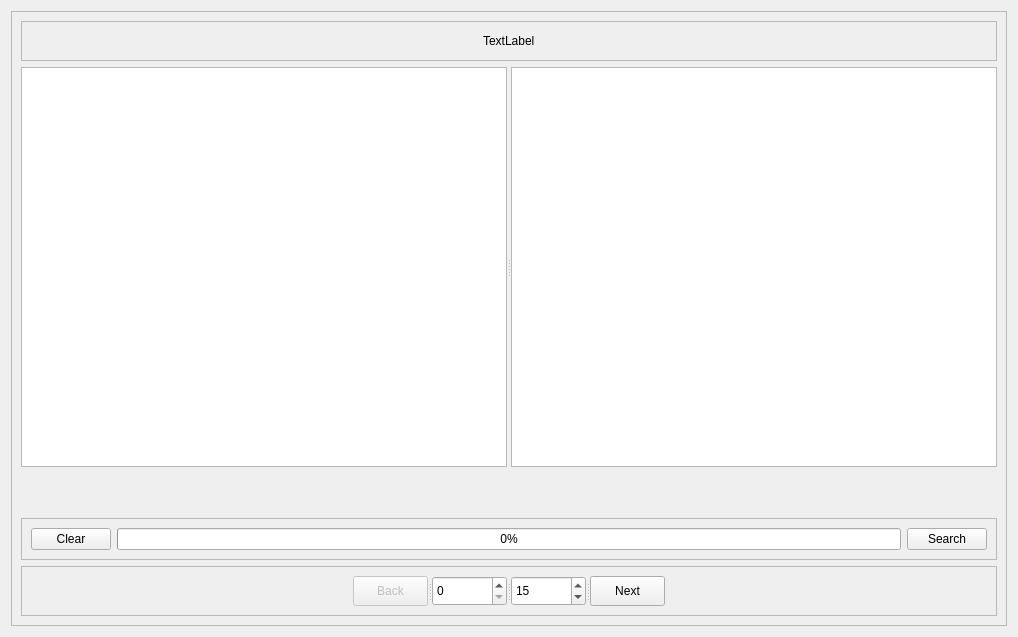
This is admin_client/client_gui/app/EditDB/forms/GenericWidget.ui in deskos-xp/SaffronServer as Qt 5 draws it before an edit. The edited form follows.
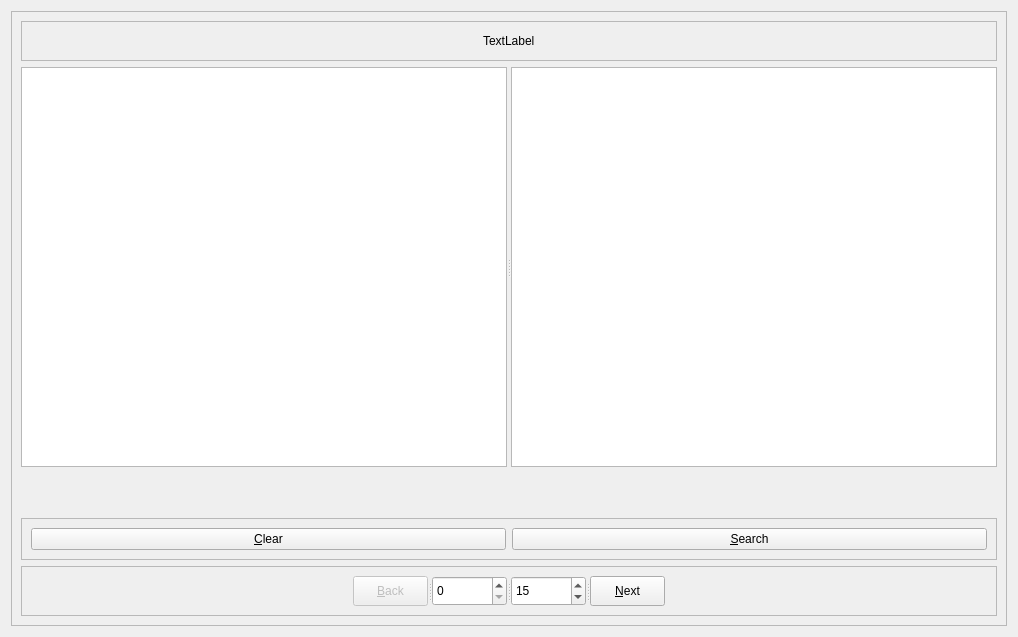
This is the edited form.

What changed in the file:
```diff
--- a/admin_client/client_gui/app/EditDB/forms/GenericWidget.ui
+++ b/admin_client/client_gui/app/EditDB/forms/GenericWidget.ui
@@ -161,7 +161,7 @@
               <string>previous set of items</string>
              </property>
              <property name="text">
-              <string>Back</string>
+              <string>&amp;Back</string>
              </property>
             </widget>
             <widget class="QSpinBox" name="page">
@@ -212,7 +212,7 @@
               <string>next set of items</string>
              </property>
              <property name="text">
-              <string>Next</string>
+              <string>&amp;Next</string>
              </property>
             </widget>
            </widget>
@@ -236,9 +236,12 @@
          </property>
          <layout class="QGridLayout" name="gridLayout">
           <item row="0" column="1">
-           <widget class="QProgressBar" name="progressBar">
-            <property name="value">
-             <number>0</number>
+           <widget class="QPushButton" name="search">
+            <property name="toolTip">
+             <string>search</string>
+            </property>
+            <property name="text">
+             <string>&amp;Search</string>
             </property>
            </widget>
           </item>
@@ -248,17 +251,7 @@
              <string>clear search fields</string>
             </property>
             <property name="text">
-             <string>Clear</string>
-            </property>
-           </widget>
-          </item>
-          <item row="0" column="2">
-           <widget class="QPushButton" name="search">
-            <property name="toolTip">
-             <string>search</string>
-            </property>
-            <property name="text">
-             <string>Search</string>
+             <string>&amp;Clear</string>
             </property>
            </widget>
           </item>
```
